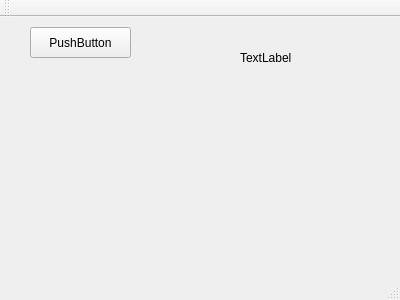
First picture: the form in mainwindow.ui, repository Bahamuttg/StepperMotorDriver, before the edit.
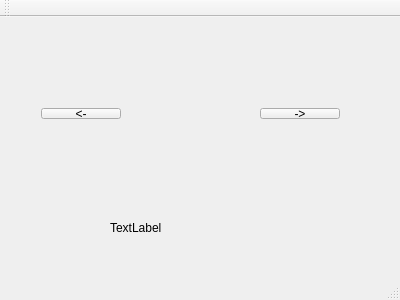
Second picture: the form after the edit.

Patch:
```diff
--- a/mainwindow.ui
+++ b/mainwindow.ui
@@ -14,24 +14,11 @@
    <string>MainWindow</string>
   </property>
   <widget class="QWidget" name="centralWidget">
-   <widget class="QPushButton" name="pushButton">
-    <property name="geometry">
-     <rect>
-      <x>30</x>
-      <y>10</y>
-      <width>101</width>
-      <height>31</height>
-     </rect>
-    </property>
-    <property name="text">
-     <string>PushButton</string>
-    </property>
-   </widget>
    <widget class="QLabel" name="label">
     <property name="geometry">
      <rect>
-      <x>240</x>
-      <y>30</y>
+      <x>110</x>
+      <y>200</y>
       <width>68</width>
       <height>21</height>
      </rect>
@@ -40,6 +27,45 @@
      <string>TextLabel</string>
     </property>
    </widget>
+   <widget class="QWidget" name="horizontalLayoutWidget">
+    <property name="geometry">
+     <rect>
+      <x>30</x>
+      <y>80</y>
+      <width>321</width>
+      <height>33</height>
+     </rect>
+    </property>
+    <layout class="QHBoxLayout" name="horizontalLayout">
+     <item>
+      <widget class="QPushButton" name="pushButton_2">
+       <property name="text">
+        <string>&lt;-</string>
+       </property>
+      </widget>
+     </item>
+     <item>
+      <spacer name="horizontalSpacer">
+       <property name="orientation">
+        <enum>Qt::Horizontal</enum>
+       </property>
+       <property name="sizeHint" stdset="0">
+        <size>
+         <width>40</width>
+         <height>20</height>
+        </size>
+       </property>
+      </spacer>
+     </item>
+     <item>
+      <widget class="QPushButton" name="pushButton">
+       <property name="text">
+        <string>-&gt;</string>
+       </property>
+      </widget>
+     </item>
+    </layout>
+   </widget>
   </widget>
   <widget class="QMenuBar" name="menuBar">
    <property name="geometry">
```
